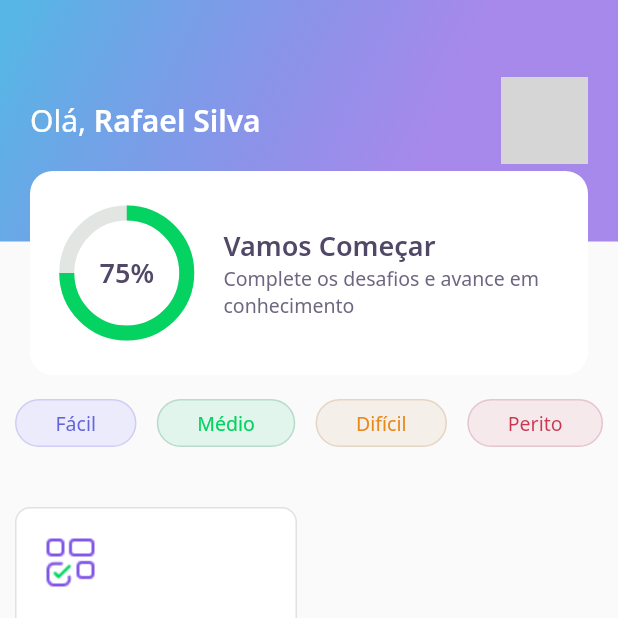
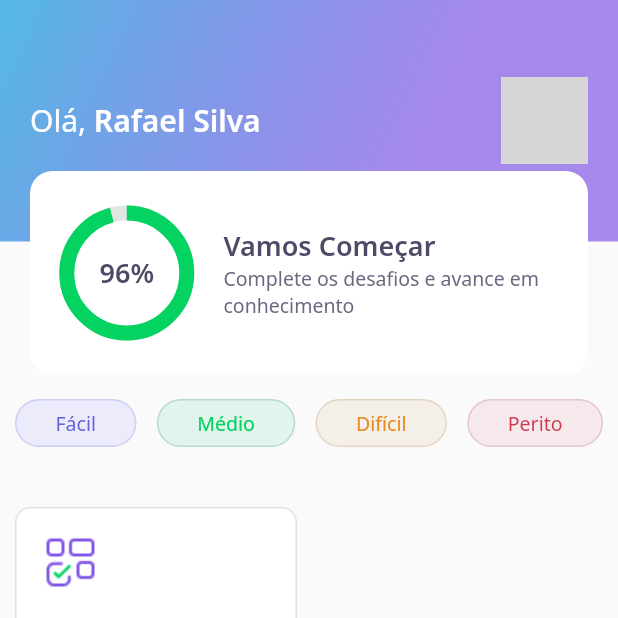
Before and after one commit to RafaelDaitx/NLW_5_Fluttrer, a Flutter app: the screen it shows after launch, on a phone screen of 412 x 824 dp, the top half of it. Run offline on Flutter 3.47's test engine with Material 2 defaults, Android fonts, the phone set to English and light mode, and no system bars; our stand-ins replace google_fonts, share_plus; accounts and stored records are empty; network calls fail; grey boxes are pictures that could not be loaded.

```diff
--- a/nlw_5/assets/database/user.json
+++ b/nlw_5/assets/database/user.json
@@ -1,5 +1,5 @@
   {
   "name": "Rafael Silva",
-  "score": 75,
+  "score": 96,
   "photoUrl": "https://avatars.githubusercontent.com/u/62312744?v=4"
   }
--- a/nlw_5/lib/challenge/challenge_controller.dart
+++ b/nlw_5/lib/challenge/challenge_controller.dart
@@ -5,5 +5,5 @@ class ChallengeController{
   int get currentPage => currentPageNotifier.value;
   set currentPage(int value) => currentPageNotifier.value = value;
 
-
+  int qtdAnswerRight = 0;
 }
--- a/nlw_5/lib/challenge/widgets/answer/answer_widget.dart
+++ b/nlw_5/lib/challenge/widgets/answer/answer_widget.dart
@@ -6,7 +6,7 @@ class AnswerWidget extends StatelessWidget {
   final AnswerModel answer;
   final bool isSelected;
   final bool disabled;
-  final VoidCallback onTap;
+  final ValueChanged<bool> onTap;
 
   const AnswerWidget({
     Key? key,
@@ -40,7 +40,9 @@ class AnswerWidget extends StatelessWidget {
       child: IgnorePointer(
         ignoring: disabled,
         child: GestureDetector(
-          onTap: onTap,
+          onTap: () {
+            onTap(answer.isRight);
+          },
           child: Container(
             padding: EdgeInsets.all(16),
             decoration: BoxDecoration(
--- a/nlw_5/lib/core/app_widget.dart
+++ b/nlw_5/lib/core/app_widget.dart
@@ -1,6 +1,4 @@
 /*import 'package:DevQuiz/home/home_page.dart';*/
-import 'package:DevQuiz/challenge/challenge_page.dart';
-import 'package:DevQuiz/home/home_page.dart';
 import 'package:DevQuiz/splash/splash_page.dart';
 import 'package:flutter/material.dart';
 
@@ -10,7 +8,7 @@ class AppWidget extends StatelessWidget {
     return MaterialApp(
       title: "DevQuiz",
       debugShowCheckedModeBanner: false,
-      home: HomePage(),
+      home: SplashPage(),
     );
   }
 }
--- a/nlw_5/lib/home/home_page.dart
+++ b/nlw_5/lib/home/home_page.dart
@@ -76,7 +76,9 @@ class _HomePageState extends State<HomePage> {
                               Navigator.push(
                                   context,
                                   MaterialPageRoute(
-                                      builder: (context) => ChallengePage(questions: e.questions,)));
+                                      builder: (context) => ChallengePage(
+                                          questions: e.questions,
+                                          title: e.title)));
                             },
                           ))
                       .toList(),
--- a/nlw_5/lib/home/widgets/appbar/app_bar_widget.dart
+++ b/nlw_5/lib/home/widgets/appbar/app_bar_widget.dart
@@ -48,7 +48,7 @@ class AppBarWidget extends PreferredSize {
                     ],
                   ),
                 ),
-                Align(alignment: Alignment(0.0, 1.0), child: ScoreCardWdget())
+                Align(alignment: Alignment(0.0, 1.0), child: ScoreCardWdget(percent: user.score/100,))
               ],
             ),
           ),
--- a/nlw_5/lib/home/widgets/chart/chart_widget.dart
+++ b/nlw_5/lib/home/widgets/chart/chart_widget.dart
@@ -2,15 +2,42 @@ import 'package:DevQuiz/core/app_colors.dart';
 import 'package:DevQuiz/core/app_text_styles.dart';
 import 'package:flutter/material.dart';
 
-class ChartWidget extends StatelessWidget {
-  const ChartWidget({Key? key}) : super(key: key);
+class ChartWidget extends StatefulWidget {
+  final double percent;
+
+  const ChartWidget({Key? key, required this.percent}) : super(key: key);
+
+  @override
+  _ChartWidgetState createState() => _ChartWidgetState();
+}
+
+class _ChartWidgetState extends State<ChartWidget>
+    with SingleTickerProviderStateMixin {
+  late AnimationController _controller;
+  late Animation<double> _animation;
+
+  void _initAnimation() {//para fazer animação da barrade progresso
+    _controller =
+        AnimationController(vsync: this, duration: Duration(seconds: 3));
+    _animation =
+        Tween<double>(begin: 0.0, end: widget.percent).animate(_controller);
+    _controller.forward();
+  }
+
+  @override
+  void initState() {
+    _initAnimation();
+    super.initState();
+  }
 
   @override
   Widget build(BuildContext context) {
     return Container(
         height: 80,
         width: 80,
-      child: Stack(
+        child: AnimatedBuilder(
+          animation: _animation,
+          builder: (context, _) => Stack(
             children: [
               Center(
                 child: Container(
@@ -18,7 +45,7 @@ class ChartWidget extends StatelessWidget {
                   height: 80,
                   child: CircularProgressIndicator(
                     strokeWidth: 10,
-                value: .75,
+                    value: _animation.value,
                     backgroundColor: AppColors.chartSecondary,
                     //fundo da barra de progresso
                     valueColor: AlwaysStoppedAnimation<Color>(
@@ -28,11 +55,11 @@ class ChartWidget extends StatelessWidget {
               ),
               Center(
                   child: Text(
-            "75%",
+                "${(_animation.value *100).toInt()}%",
                 style: AppTextStyles.heading,
               ))
             ],
           ),
-    );
+        ));
   }
 }
--- a/nlw_5/lib/home/widgets/score_card/score_cardwidget.dart
+++ b/nlw_5/lib/home/widgets/score_card/score_cardwidget.dart
@@ -4,7 +4,8 @@ import 'package:DevQuiz/home/widgets/chart/chart_widget.dart';
 import 'package:flutter/material.dart';
 
 class ScoreCardWdget extends StatelessWidget {
-  const ScoreCardWdget({Key? key}) : super(key: key);
+  final double percent;
+  const ScoreCardWdget({Key? key, required this.percent}) : super(key: key);
 
   @override
   Widget build(BuildContext context) {
@@ -22,7 +23,7 @@ class ScoreCardWdget extends StatelessWidget {
 
             crossAxisAlignment: CrossAxisAlignment.center,
             children: [
-              Expanded(flex: 1, child: ChartWidget()),
+              Expanded(flex: 1, child: ChartWidget(percent: percent)),
               Expanded(
                 flex: 3,
                 child: Padding(
--- a/nlw_5/pubspec.yaml
+++ b/nlw_5/pubspec.yaml
@@ -10,6 +10,7 @@ dependencies:
     sdk: flutter
   cupertino_icons: ^1.0.2
   google_fonts: ^2.0.0
+  share_plus: ^2.0.1
 
 dev_dependencies:
   flutter_test:
```
Also changed, not shown: nlw_5/lib/challenge/challenge_page.dart (+23 -6 lines), nlw_5/lib/challenge/widgets/next_button/next_button_widget.dart (+14 -0 lines), nlw_5/lib/challenge/widgets/quiz/quiz_widget.dart (+4 -4 lines), nlw_5/lib/result/result_page.dart (added, +93 -0 lines), nlw_5/lib/splash/splash_page.dart (+7 -2 lines), nlw_5/pubspec.lock. Lines whose indentation alone changed are shown as unchanged.
